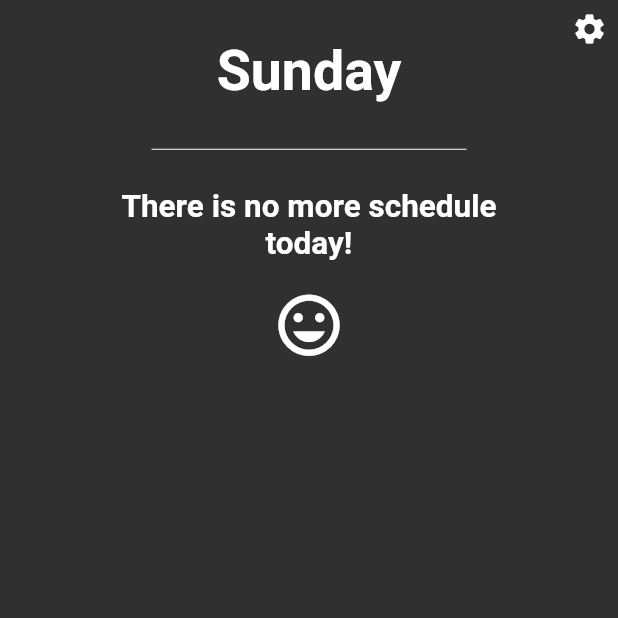
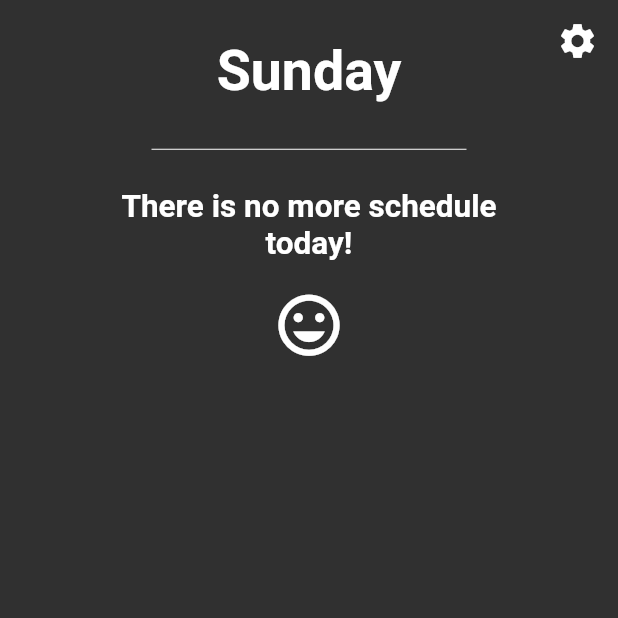
Before and after one commit to novelworm777/flutter-app-project, a Flutter app: the screen it shows after launch, on a phone screen of 412 x 824 dp, the top half of it. Run offline on Flutter 3.47's test engine with Material 2 defaults, Android fonts, the light colour scheme and no system bars; our stand-ins replace cloud_firestore, firebase_core, flutter_form_builder, flutter_slidable; accounts and stored records are empty.

Commit message:
update setting widget placement

```diff
--- /dev/null
+++ b/lib/components/app_settings.dart
@@ -0,0 +1,28 @@
+import 'package:flutter/material.dart';
+
+class AppSettings extends StatelessWidget {
+  const AppSettings({
+    Key? key,
+  }) : super(key: key);
+
+  @override
+  Widget build(BuildContext context) {
+    return Expanded(
+      child: Container(
+        margin: const EdgeInsets.only(top: 13.0, right: 13.0),
+        child: Align(
+          alignment: Alignment.topRight,
+          child: GestureDetector(
+            onTap: () {
+              Navigator.pushNamed(context, '/settings');
+            },
+            child: const Icon(
+              Icons.settings,
+              size: 28.0,
+            ),
+          ),
+        ),
+      ),
+    );
+  }
+}
--- a/lib/screens/schedule_page.dart
+++ b/lib/screens/schedule_page.dart
@@ -1,3 +1,4 @@
+import 'package:daily_schedule/components/app_settings.dart';
 import 'package:daily_schedule/constants.dart';
 import 'package:daily_schedule/schedule_brain.dart';
 import 'package:flutter/material.dart';
@@ -22,34 +23,19 @@ class _SchedulePageState extends State<SchedulePage> {
           mainAxisAlignment: MainAxisAlignment.spaceEvenly,
           children: [
             Expanded(
+              flex: 1,
               child: Row(
                 children: [
                   Expanded(child: Container()),
                   Expanded(
-                    flex: 7,
+                    flex: 5,
                     child: Text(
                       widget.weekday,
                       textAlign: TextAlign.center,
                       style: kWeekdayTitleStyle,
                     ),
                   ),
-                  Expanded(
-                    child: Container(
-                      margin: const EdgeInsets.only(top: 7.0, right: 7.0),
-                      child: Align(
-                        alignment: Alignment.topRight,
-                        child: GestureDetector(
-                          onTap: () {
-                            Navigator.pushNamed(context, '/settings');
-                          },
-                          child: const Icon(
-                            Icons.settings,
-                            size: 24.0,
-                          ),
-                        ),
-                      ),
-                    ),
-                  ),
+                  const AppSettings(),
                 ],
               ),
             ),
```
